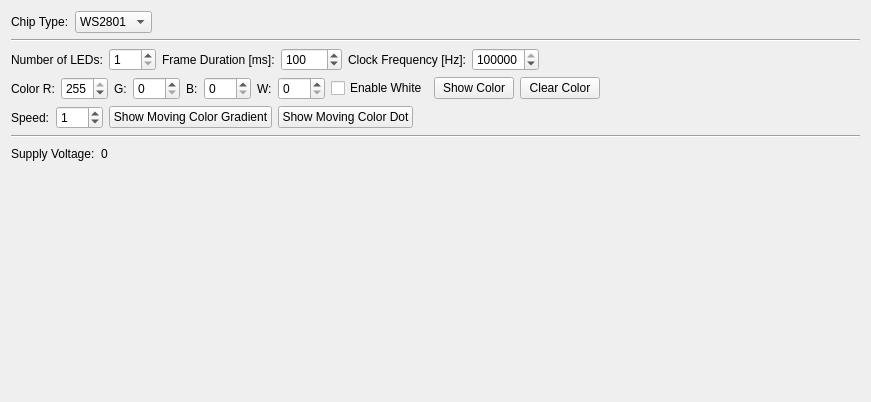
Old version of the form src/brickv/plugin_system/plugins/led_strip/ui/led_strip.ui in the repository Tinkerforge/brickv.
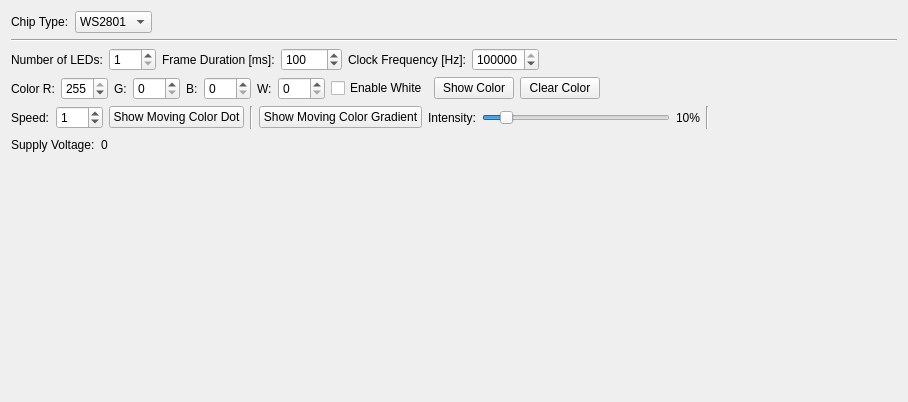
New version of the form.

Commit message: Add support for new chip type: LPD8806 for LED Strip Bricklet and add intensity fader for color gradient

```diff
--- a/src/brickv/plugin_system/plugins/led_strip/ui/led_strip.ui
+++ b/src/brickv/plugin_system/plugins/led_strip/ui/led_strip.ui
@@ -6,7 +6,7 @@
    <rect>
     <x>0</x>
     <y>0</y>
-    <width>871</width>
+    <width>908</width>
     <height>402</height>
    </rect>
   </property>
@@ -257,13 +257,6 @@
        </property>
       </widget>
      </item>
-     <item>
-      <widget class="QPushButton" name="button_gradient">
-       <property name="text">
-        <string>Show Moving Color Gradient</string>
-       </property>
-      </widget>
-     </item>
      <item>
       <widget class="QPushButton" name="button_dot">
        <property name="text">
@@ -271,6 +264,57 @@
        </property>
       </widget>
      </item>
+     <item>
+      <widget class="Line" name="line">
+       <property name="orientation">
+        <enum>Qt::Vertical</enum>
+       </property>
+      </widget>
+     </item>
+     <item>
+      <widget class="QPushButton" name="button_gradient">
+       <property name="text">
+        <string>Show Moving Color Gradient</string>
+       </property>
+      </widget>
+     </item>
+     <item>
+      <widget class="QLabel" name="label_9">
+       <property name="text">
+        <string>Intensity:</string>
+       </property>
+      </widget>
+     </item>
+     <item>
+      <widget class="QSlider" name="gradient_intensity">
+       <property name="minimum">
+        <number>0</number>
+       </property>
+       <property name="maximum">
+        <number>100</number>
+       </property>
+       <property name="value">
+        <number>10</number>
+       </property>
+       <property name="orientation">
+        <enum>Qt::Horizontal</enum>
+       </property>
+      </widget>
+     </item>
+     <item>
+      <widget class="QLabel" name="label_gradient_intensity">
+       <property name="text">
+        <string>10%</string>
+       </property>
+      </widget>
+     </item>
+     <item>
+      <widget class="Line" name="line_2">
+       <property name="orientation">
+        <enum>Qt::Vertical</enum>
+       </property>
+      </widget>
+     </item>
      <item>
       <spacer name="horizontalSpacer_3">
        <property name="orientation">
@@ -286,13 +330,6 @@
      </item>
     </layout>
    </item>
-   <item>
-    <widget class="Line" name="line_3">
-     <property name="orientation">
-      <enum>Qt::Horizontal</enum>
-     </property>
-    </widget>
-   </item>
    <item>
     <layout class="QHBoxLayout" name="horizontalLayout_4">
      <item>
@@ -309,6 +346,13 @@
        </property>
       </widget>
      </item>
+     <item>
+      <widget class="Line" name="line_3">
+       <property name="orientation">
+        <enum>Qt::Horizontal</enum>
+       </property>
+      </widget>
+     </item>
      <item>
       <spacer name="horizontalSpacer_4">
        <property name="orientation">
```
Left out of the diff: 7 changed lines with no effect on the pictures. The commit also changes 1 other file.
